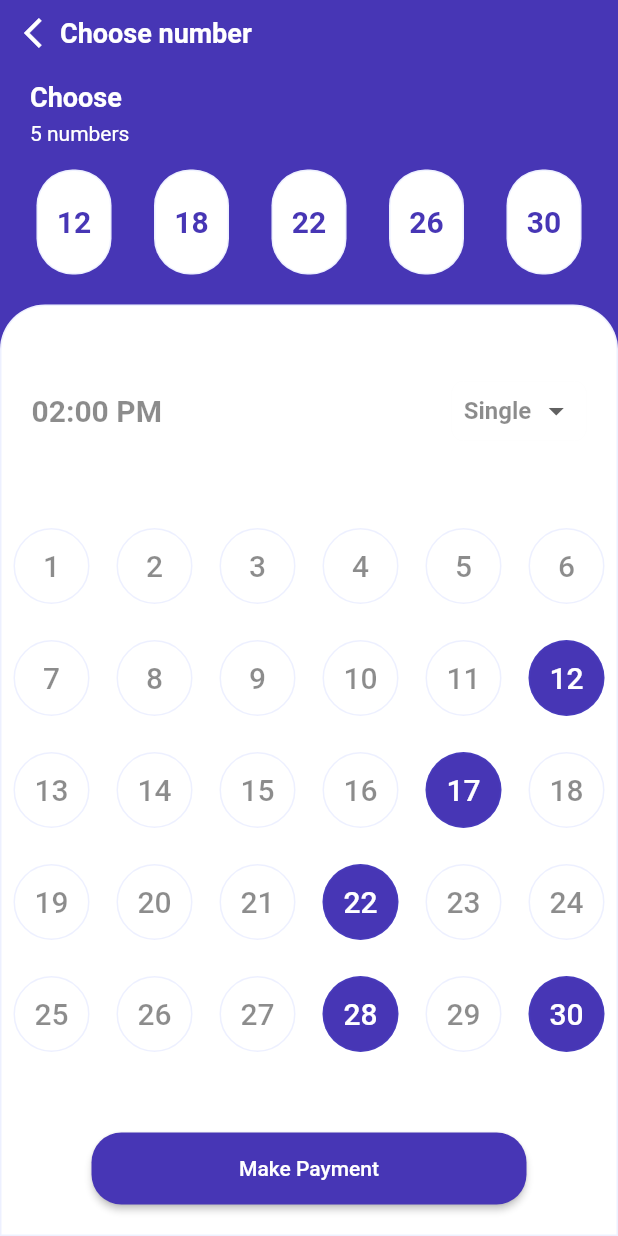
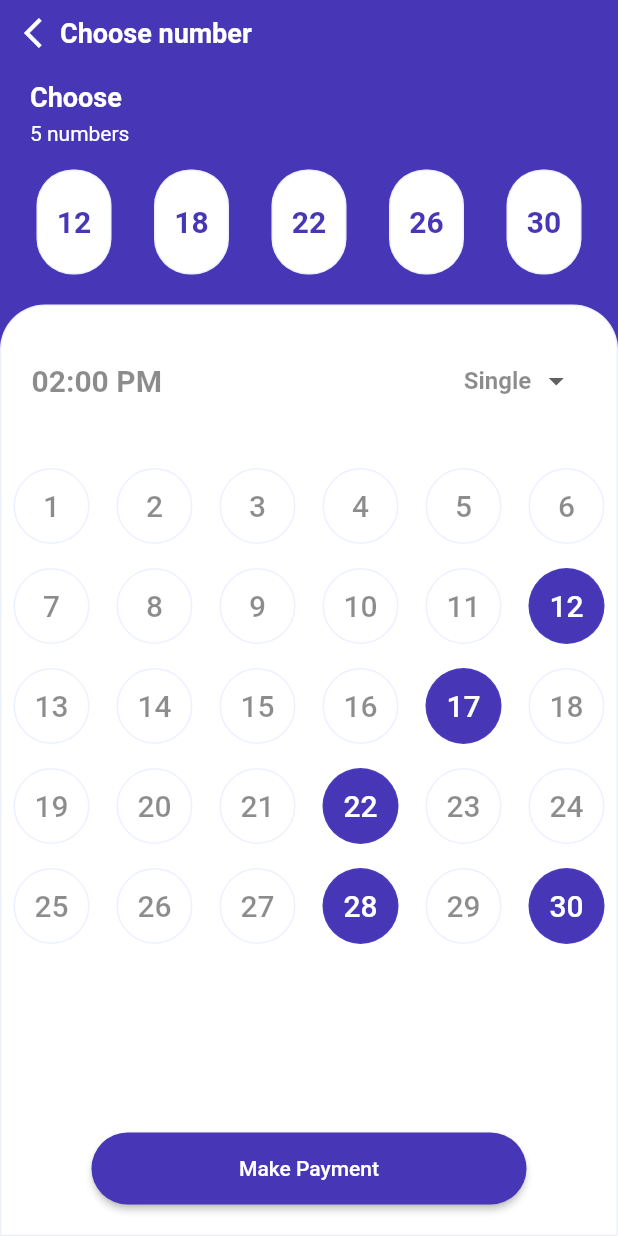
Before and after one commit to Logic2019/lottery_ui, a Flutter app: the ChooseNumber screen opened directly, on a phone screen of 412 x 824 dp. Run offline on Flutter 3.47's test engine with Material 2 defaults, Android fonts, the phone set to English and light mode, and no system bars.

Commit message:
minimal changes

```diff
--- a/lib/ui/choose_number/choose_number.dart
+++ b/lib/ui/choose_number/choose_number.dart
@@ -142,7 +142,7 @@ class _ChooseNumberState extends State<ChooseNumber> {
                     //time and drop down
                     Padding(
                       padding: const EdgeInsets.symmetric(
-                          vertical: fiftyDp, horizontal: twentyDp),
+                          vertical: thirtyDp, horizontal: twentyDp),
                       child: Row(
                         crossAxisAlignment: CrossAxisAlignment.start,
                         mainAxisAlignment: MainAxisAlignment.spaceBetween,
@@ -172,9 +172,9 @@ class _ChooseNumberState extends State<ChooseNumber> {
                       shrinkWrap: true,
                       gridDelegate: SliverGridDelegateWithFixedCrossAxisCount(
                           crossAxisCount: 6,
-                          mainAxisSpacing: 8,
                           crossAxisSpacing: 2),
                     ),
+                    //  buildPaymentButton()
                   ],
                 ),
                 buildPaymentButton()
@@ -278,7 +278,7 @@ class _ChooseNumberState extends State<ChooseNumber> {
         textColor: Colors.white,
         color: Color(0xFF4736B5),
         shape: RoundedRectangleBorder(
-            borderRadius: BorderRadius.circular(twentyDp)),
+            borderRadius: BorderRadius.circular(thirtyDp)),
       ),
     );
   }
```
Also changed, not shown: lib/model/lottery.dart (+14 -0 lines).
